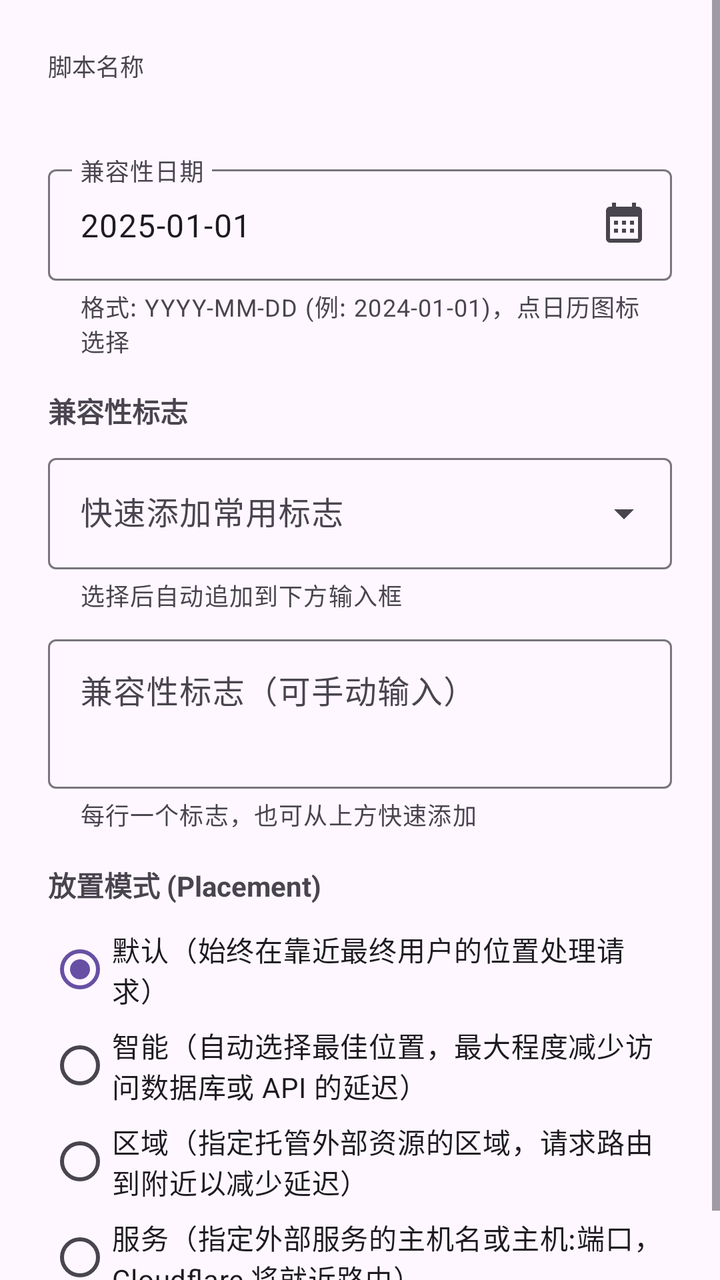
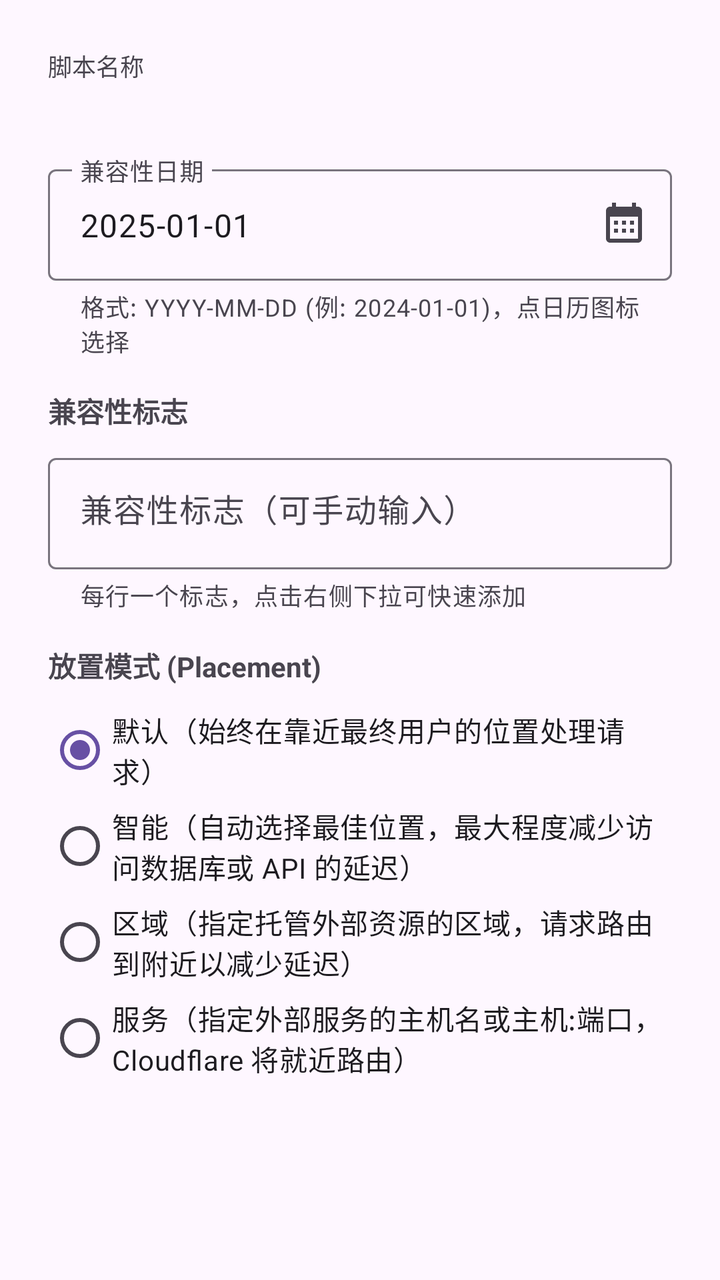

Before-and-after screenshots of an Android layout around one commit, followed by the original layout XML and the change that was made.
<!-- AndroidManifest.xml: application theme AppTheme -->
<!-- res/layout/dialog_worker_runtime_settings.xml -->
<?xml version="1.0" encoding="utf-8"?>
<ScrollView xmlns:android="http://schemas.android.com/apk/res/android"
    xmlns:app="http://schemas.android.com/apk/res-auto"
    android:layout_width="match_parent"
    android:layout_height="wrap_content">

    <LinearLayout
        android:layout_width="match_parent"
        android:layout_height="wrap_content"
        android:orientation="vertical"
        android:padding="24dp">

        <TextView
            android:layout_width="wrap_content"
            android:layout_height="wrap_content"
            android:text="@string/xml_dialog_worker_runtime_settings"
            android:textSize="12sp"
            android:textColor="?android:textColorSecondary" />

        <TextView
            android:id="@+id/scriptNameText"
            android:layout_width="wrap_content"
            android:layout_height="wrap_content"
            android:textSize="16sp"
            android:textStyle="bold"
            android:layout_marginBottom="16dp" />

        
        <com.google.android.material.textfield.TextInputLayout
            android:id="@+id/dateInputLayout"
            style="@style/Widget.Material3.TextInputLayout.OutlinedBox"
            android:layout_width="match_parent"
            android:layout_height="wrap_content"
            android:hint="@string/xml_dialog_worker_runtime_settings_hint"
            app:helperText="@string/xml_dialog_worker_runtime_settings_helper"
            app:helperTextEnabled="true"
            app:endIconMode="custom"
            app:endIconDrawable="@drawable/ic_calendar">

            <com.google.android.material.textfield.TextInputEditText
                android:id="@+id/compatibilityDateInput"
                android:layout_width="match_parent"
                android:layout_height="wrap_content"
                android:inputType="date"
                android:text="2025-01-01" />
        </com.google.android.material.textfield.TextInputLayout>

        <TextView
            android:layout_width="wrap_content"
            android:layout_height="wrap_content"
            android:text="@string/xml_dialog_worker_runtime_settings_2"
            android:textSize="14sp"
            android:textStyle="bold"
            android:layout_marginTop="16dp"
            android:layout_marginBottom="8dp" />

        <com.google.android.material.textfield.TextInputLayout
            android:id="@+id/flagSuggestionsLayout"
            style="@style/Widget.Material3.TextInputLayout.OutlinedBox.ExposedDropdownMenu"
            android:layout_width="match_parent"
            android:layout_height="wrap_content"
            android:hint="@string/xml_dialog_worker_runtime_settings_hint_2"
            app:helperText="@string/xml_dialog_worker_runtime_settings_helper_2">

            <com.google.android.material.textfield.MaterialAutoCompleteTextView
                android:id="@+id/flagSuggestionsInput"
                android:layout_width="match_parent"
                android:layout_height="wrap_content"
                android:inputType="none" />
        </com.google.android.material.textfield.TextInputLayout>

        <com.google.android.material.textfield.TextInputLayout
            style="@style/Widget.Material3.TextInputLayout.OutlinedBox"
            android:layout_width="match_parent"
            android:layout_height="wrap_content"
            android:layout_marginTop="8dp"
            android:hint="@string/xml_dialog_worker_runtime_settings_hint_3"
            app:helperText="@string/xml_dialog_worker_runtime_settings_helper_3"
            app:helperTextEnabled="true">

            <com.google.android.material.textfield.TextInputEditText
                android:id="@+id/compatibilityFlagsInput"
                android:layout_width="match_parent"
                android:layout_height="wrap_content"
                android:inputType="textMultiLine"
                android:minLines="2"
                android:gravity="top" />
        </com.google.android.material.textfield.TextInputLayout>

        
        <TextView
            android:layout_width="wrap_content"
            android:layout_height="wrap_content"
            android:text="@string/xml_dialog_worker_runtime_settings_3"
            android:textSize="14sp"
            android:textStyle="bold"
            android:layout_marginTop="16dp"
            android:layout_marginBottom="8dp" />

        <RadioGroup
            android:id="@+id/placementModeGroup"
            android:layout_width="match_parent"
            android:layout_height="wrap_content"
            android:orientation="vertical">

            <RadioButton
                android:id="@+id/placementOff"
                android:layout_width="match_parent"
                android:layout_height="wrap_content"
                android:checked="true"
                android:text="@string/xml_dialog_worker_runtime_settings_4" />

            <RadioButton
                android:id="@+id/placementSmart"
                android:layout_width="match_parent"
                android:layout_height="wrap_content"
                android:text="@string/xml_dialog_worker_runtime_settings_5" />

            <RadioButton
                android:id="@+id/placementRegion"
                android:layout_width="match_parent"
                android:layout_height="wrap_content"
                android:text="@string/xml_dialog_worker_runtime_settings_6" />

            <RadioButton
                android:id="@+id/placementService"
                android:layout_width="match_parent"
                android:layout_height="wrap_content"
                android:text="@string/xml_dialog_worker_runtime_settings_7" />

        </RadioGroup>

        <com.google.android.material.textfield.TextInputLayout
            android:id="@+id/placementRegionLayout"
            style="@style/Widget.Material3.TextInputLayout.OutlinedBox"
            android:layout_width="match_parent"
            android:layout_height="wrap_content"
            android:layout_marginStart="20dp"
            android:hint="@string/xml_dialog_worker_runtime_settings_hint_4"
            android:visibility="gone">

            <com.google.android.material.textfield.TextInputEditText
                android:id="@+id/placementRegionInput"
                android:layout_width="match_parent"
                android:layout_height="wrap_content"
                android:inputType="text"
                android:textSize="14sp" />
        </com.google.android.material.textfield.TextInputLayout>

        <com.google.android.material.textfield.TextInputLayout
            android:id="@+id/placementHostLayout"
            style="@style/Widget.Material3.TextInputLayout.OutlinedBox"
            android:layout_width="match_parent"
            android:layout_height="wrap_content"
            android:layout_marginStart="20dp"
            android:hint="@string/xml_dialog_worker_runtime_settings_hint_5"
            android:visibility="gone">

            <com.google.android.material.textfield.TextInputEditText
                android:id="@+id/placementHostInput"
                android:layout_width="match_parent"
                android:layout_height="wrap_content"
                android:inputType="textUri"
                android:textSize="14sp" />
        </com.google.android.material.textfield.TextInputLayout>

    </LinearLayout>
</ScrollView>
<!-- resources referenced by this layout -->
<resources>
  <!-- drawable ic_calendar (drawable) -->
  <vector xmlns:android="http://schemas.android.com/apk/res/android"
      android:width="24dp"
      android:height="24dp"
      android:viewportWidth="24"
      android:viewportHeight="24"
      android:tint="?attr/colorControlNormal">
    <path
        android:fillColor="@android:color/white"
        android:pathData="M19,3h-1V1h-2v2H8V1H6v2H5C3.89,3 3.01,3.9 3.01,5L3,19c0,1.1 0.89,2 2,2h14c1.1,0 2,-0.9 2,-2V5C21,3.9 20.1,3 19,3zM19,19H5V8h14V19zM9,12H7v-2h2V12zM13,12h-2v-2h2V12zM17,12h-2v-2h2V12zM9,16H7v-2h2V16zM13,16h-2v-2h2V16zM17,16h-2v-2h2V16z"/>
  </vector>
  <string name="xml_dialog_worker_runtime_settings">脚本名称</string>
  <string name="xml_dialog_worker_runtime_settings_2">兼容性标志</string>
  <string name="xml_dialog_worker_runtime_settings_3">放置模式 (Placement)</string>
  <string name="xml_dialog_worker_runtime_settings_4">默认（始终在靠近最终用户的位置处理请求）</string>
  <string name="xml_dialog_worker_runtime_settings_5">智能（自动选择最佳位置，最大程度减少访问数据库或 API 的延迟）</string>
  <string name="xml_dialog_worker_runtime_settings_6">区域（指定托管外部资源的区域，请求路由到附近以减少延迟）</string>
  <string name="xml_dialog_worker_runtime_settings_7">服务（指定外部服务的主机名或主机:端口，Cloudflare 将就近路由）</string>
  <string name="xml_dialog_worker_runtime_settings_helper">格式: YYYY-MM-DD (例: 2024-01-01)，点日历图标选择</string>
  <string name="xml_dialog_worker_runtime_settings_helper_2">选择后自动追加到下方输入框</string>
  <string name="xml_dialog_worker_runtime_settings_helper_3">每行一个标志，也可从上方快速添加</string>
  <string name="xml_dialog_worker_runtime_settings_hint">兼容性日期</string>
  <string name="xml_dialog_worker_runtime_settings_hint_2">快速添加常用标志</string>
  <string name="xml_dialog_worker_runtime_settings_hint_3">兼容性标志（可手动输入）</string>
  <string name="xml_dialog_worker_runtime_settings_hint_4">区域代码（如 eu、apac，可选）</string>
  <string name="xml_dialog_worker_runtime_settings_hint_5">主机名或主机:端口（可选）</string>
  <style name="AppTheme" parent="Base.AppTheme" />
  <style name="Base.AppTheme" parent="Theme.Material3.DayNight.NoActionBar">
      
      
  
      
      <item name="android:textViewStyle">@style/AppTextView</item>
      <item name="android:buttonStyle">@style/AppButton</item>
      <item name="materialButtonStyle">@style/AppMaterialButton</item>
      <item name="chipStyle">@style/AppChip</item>
    </style>
  <style name="AppTextView" parent="@android:style/Widget.DeviceDefault.TextView">
      <item name="android:breakStrategy">simple</item>
      <item name="android:hyphenationFrequency">full</item>
      <item name="android:ellipsize">end</item>
      <item name="android:justificationMode">inter_word</item>
      <item name="android:textIsSelectable">false</item>
    </style>
  <style name="AppButton" parent="Widget.Material3.Button">
      <item name="android:minHeight">@dimen/app_button_min_height</item>
      <item name="android:minWidth">@dimen/app_button_min_width</item>
      <item name="android:maxLines">2</item>
      <item name="android:ellipsize">end</item>
      <item name="android:paddingStart">@dimen/app_button_padding_h</item>
      <item name="android:paddingEnd">@dimen/app_button_padding_h</item>
      <item name="android:breakStrategy">simple</item>
      <item name="android:hyphenationFrequency">full</item>
      <item name="android:textSize">@dimen/app_button_text_size</item>
    </style>
  <style name="AppChip" parent="Widget.Material3.Chip.Assist">
      <item name="android:textIsSelectable">false</item>
    </style>
  <dimen name="app_button_min_height">48dp</dimen>
  <dimen name="app_button_min_width">112dp</dimen>
  <dimen name="app_button_padding_h">10dp</dimen>
  <dimen name="app_button_text_size">13sp</dimen>
  <!-- unchanged entries left out for length: 1 -->
</resources>

<!-- the commit's change to res/layout/dialog_worker_runtime_settings.xml (unified diff, before → after) -->
@@ -55,25 +55,10 @@
             android:layout_marginBottom="8dp" />
 
         <com.google.android.material.textfield.TextInputLayout
-            android:id="@+id/flagSuggestionsLayout"
-            style="@style/Widget.Material3.TextInputLayout.OutlinedBox.ExposedDropdownMenu"
-            android:layout_width="match_parent"
-            android:layout_height="wrap_content"
-            android:hint="@string/xml_dialog_worker_runtime_settings_hint_2"
-            app:helperText="@string/xml_dialog_worker_runtime_settings_helper_2">
-
-            <com.google.android.material.textfield.MaterialAutoCompleteTextView
-                android:id="@+id/flagSuggestionsInput"
-                android:layout_width="match_parent"
-                android:layout_height="wrap_content"
-                android:inputType="none" />
-        </com.google.android.material.textfield.TextInputLayout>
-
-        <com.google.android.material.textfield.TextInputLayout
+            android:id="@+id/compatibilityFlagsTIL"
             style="@style/Widget.Material3.TextInputLayout.OutlinedBox"
             android:layout_width="match_parent"
             android:layout_height="wrap_content"
-            android:layout_marginTop="8dp"
             android:hint="@string/xml_dialog_worker_runtime_settings_hint_3"
             app:helperText="@string/xml_dialog_worker_runtime_settings_helper_3"
             app:helperTextEnabled="true">
@@ -83,8 +68,8 @@
                 android:layout_width="match_parent"
                 android:layout_height="wrap_content"
                 android:inputType="textMultiLine"
-                android:minLines="2"
-                android:gravity="top" />
+                android:minLines="1"
+                android:gravity="top|start" />
         </com.google.android.material.textfield.TextInputLayout>
 
         
<!-- resource entries referenced after the edit -->
@@ -19,10 +19,8 @@
   <string name="xml_dialog_worker_runtime_settings_6">区域（指定托管外部资源的区域，请求路由到附近以减少延迟）</string>
   <string name="xml_dialog_worker_runtime_settings_7">服务（指定外部服务的主机名或主机:端口，Cloudflare 将就近路由）</string>
   <string name="xml_dialog_worker_runtime_settings_helper">格式: YYYY-MM-DD (例: 2024-01-01)，点日历图标选择</string>
-  <string name="xml_dialog_worker_runtime_settings_helper_2">选择后自动追加到下方输入框</string>
-  <string name="xml_dialog_worker_runtime_settings_helper_3">每行一个标志，也可从上方快速添加</string>
+  <string name="xml_dialog_worker_runtime_settings_helper_3">每行一个标志，点击右侧下拉可快速添加</string>
   <string name="xml_dialog_worker_runtime_settings_hint">兼容性日期</string>
-  <string name="xml_dialog_worker_runtime_settings_hint_2">快速添加常用标志</string>
   <string name="xml_dialog_worker_runtime_settings_hint_3">兼容性标志（可手动输入）</string>
   <string name="xml_dialog_worker_runtime_settings_hint_4">区域代码（如 eu、apac，可选）</string>
   <string name="xml_dialog_worker_runtime_settings_hint_5">主机名或主机:端口（可选）</string>
